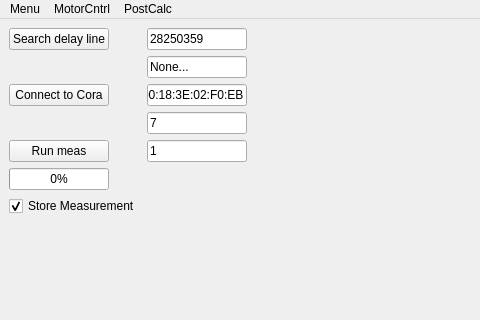
VladCher-ger/PythonCodeQTDS, file Main.ui: the form before one commit; both pictures show x 0 to 480 and y 0 to 320 of the 860 by 823 pixel window.
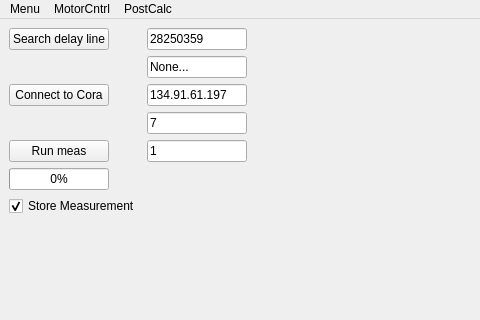
The form after the commit.

```diff
--- a/Main.ui
+++ b/Main.ui
@@ -144,7 +144,7 @@
            <string>&lt;html&gt;&lt;head/&gt;&lt;body&gt;&lt;p&gt;MAC-Addr. of the Device&lt;/p&gt;&lt;/body&gt;&lt;/html&gt;</string>
           </property>
           <property name="text">
-           <string>00:18:3E:02:F0:EB</string>
+           <string>134.91.61.197</string>
           </property>
          </widget>
         </item>
```
Left out of the diff: 21 changed lines with no effect on the pictures.
